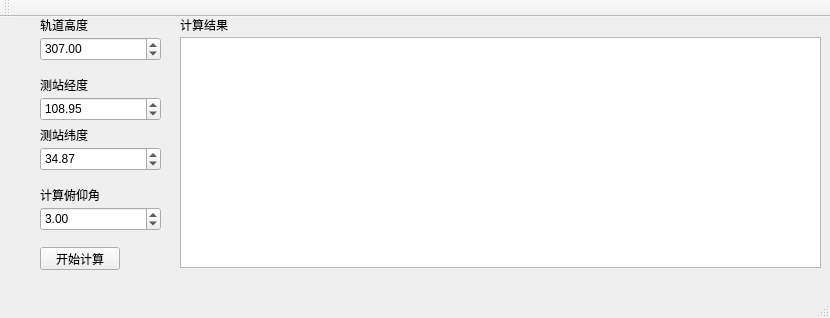
The window that mainwindow.ui (xxsmall/stationOb) describes before a commit, drawn with Qt 5.
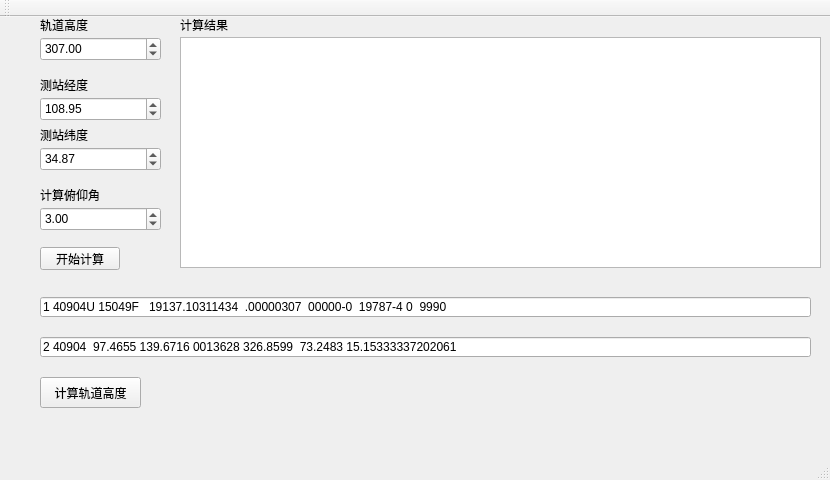
The same window after the commit.

Diff of the .ui file:
```diff
--- a/mainwindow.ui
+++ b/mainwindow.ui
@@ -7,7 +7,7 @@
     <x>0</x>
     <y>0</y>
     <width>830</width>
-    <height>318</height>
+    <height>480</height>
    </rect>
   </property>
   <property name="windowTitle">
@@ -172,6 +172,45 @@
      <string>计算结果</string>
     </property>
    </widget>
+   <widget class="QLineEdit" name="lineEdit_tle1">
+    <property name="geometry">
+     <rect>
+      <x>40</x>
+      <y>280</y>
+      <width>771</width>
+      <height>20</height>
+     </rect>
+    </property>
+    <property name="text">
+     <string>1 40904U 15049F   19137.10311434  .00000307  00000-0  19787-4 0  9990</string>
+    </property>
+   </widget>
+   <widget class="QLineEdit" name="lineEdit_tle2">
+    <property name="geometry">
+     <rect>
+      <x>40</x>
+      <y>320</y>
+      <width>771</width>
+      <height>20</height>
+     </rect>
+    </property>
+    <property name="text">
+     <string>2 40904  97.4655 139.6716 0013628 326.8599  73.2483 15.15333337202061</string>
+    </property>
+   </widget>
+   <widget class="QPushButton" name="pushButton">
+    <property name="geometry">
+     <rect>
+      <x>40</x>
+      <y>360</y>
+      <width>101</width>
+      <height>31</height>
+     </rect>
+    </property>
+    <property name="text">
+     <string>计算轨道高度</string>
+    </property>
+   </widget>
   </widget>
   <widget class="QMenuBar" name="menuBar">
    <property name="geometry">
```
Left out of the diff: 2 changed lines with no effect on the pictures.
